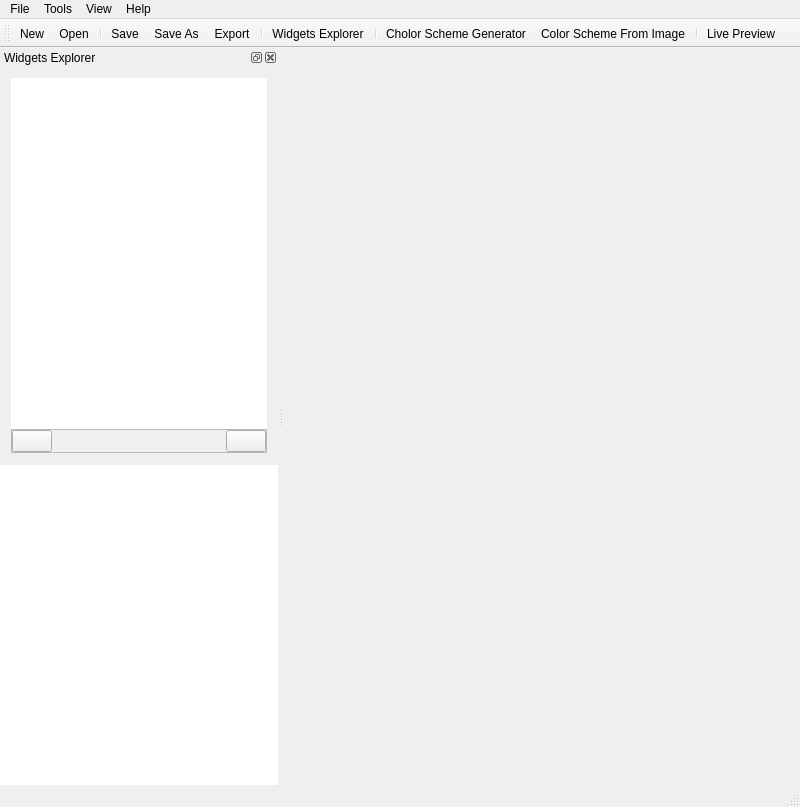
This is src/mainwindow.ui in George-Sithole/Qttitude as Qt 5 draws it before an edit. The edited form follows.
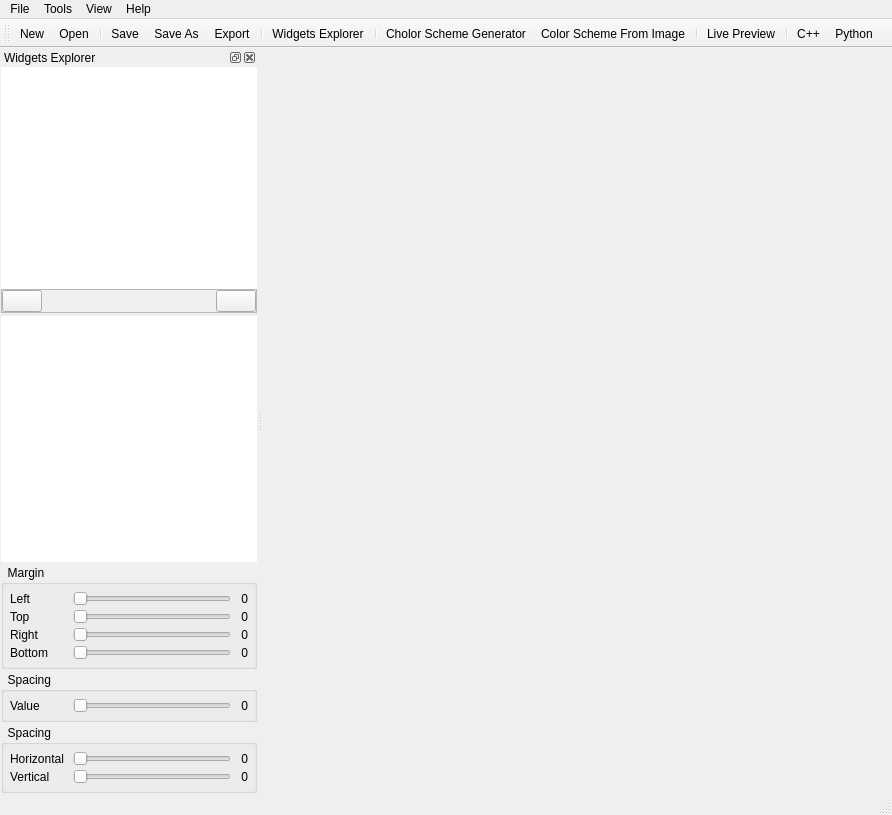
This is the edited form. Icons and pictures are not drawn.

The edit to the form file:
```diff
--- a/src/mainwindow.ui
+++ b/src/mainwindow.ui
@@ -6,8 +6,8 @@
    <rect>
     <x>0</x>
     <y>0</y>
-    <width>800</width>
-    <height>807</height>
+    <width>892</width>
+    <height>815</height>
    </rect>
   </property>
   <property name="windowTitle">
@@ -50,7 +50,7 @@
     <rect>
      <x>0</x>
      <y>0</y>
-     <width>800</width>
+     <width>892</width>
      <height>22</height>
     </rect>
    </property>
@@ -108,31 +108,242 @@
     <number>1</number>
    </attribute>
    <widget class="QWidget" name="dockWidgetContents">
-    <layout class="QGridLayout" name="gridLayout_4">
+    <layout class="QGridLayout" name="gridLayout_6">
      <property name="leftMargin">
-      <number>0</number>
-     </property>
-     <property name="topMargin">
-      <number>0</number>
-     </property>
-     <property name="rightMargin">
-      <number>0</number>
-     </property>
-     <property name="bottomMargin">
-      <number>0</number>
-     </property>
-     <property name="spacing">
-      <number>0</number>
-     </property>
-     <item row="0" column="0">
-      <widget class="QSplitter" name="splitter">
-       <property name="orientation">
-        <enum>Qt::Vertical</enum>
-       </property>
-       <property name="handleWidth">
         <number>1</number>
        </property>
-       <widget class="QWidget" name="layoutWidget">
+     <property name="topMargin">
+      <number>0</number>
+     </property>
+     <property name="rightMargin">
+      <number>0</number>
+     </property>
+     <property name="bottomMargin">
+      <number>0</number>
+     </property>
+     <property name="horizontalSpacing">
+      <number>0</number>
+     </property>
+     <property name="verticalSpacing">
+      <number>3</number>
+     </property>
+     <item row="4" column="0">
+      <widget class="QGroupBox" name="grpboxHVSpacing">
+       <property name="title">
+        <string>  Spacing</string>
+       </property>
+       <layout class="QGridLayout" name="gridLayout_4" rowstretch="0,0">
+        <property name="leftMargin">
+         <number>6</number>
+        </property>
+        <property name="topMargin">
+         <number>6</number>
+        </property>
+        <property name="rightMargin">
+         <number>6</number>
+        </property>
+        <property name="bottomMargin">
+         <number>6</number>
+        </property>
+        <property name="spacing">
+         <number>3</number>
+        </property>
+        <item row="0" column="0">
+         <widget class="QLabel" name="label_13">
+          <property name="minimumSize">
+           <size>
+            <width>60</width>
+            <height>0</height>
+           </size>
+          </property>
+          <property name="text">
+           <string>Horizontal</string>
+          </property>
+         </widget>
+        </item>
+        <item row="0" column="1">
+         <widget class="QSlider" name="sldr_spacing_horizontal">
+          <property name="orientation">
+           <enum>Qt::Horizontal</enum>
+          </property>
+         </widget>
+        </item>
+        <item row="0" column="2">
+         <widget class="QLabel" name="label_11">
+          <property name="minimumSize">
+           <size>
+            <width>14</width>
+            <height>0</height>
+           </size>
+          </property>
+          <property name="text">
+           <string>0</string>
+          </property>
+          <property name="alignment">
+           <set>Qt::AlignRight|Qt::AlignTrailing|Qt::AlignVCenter</set>
+          </property>
+         </widget>
+        </item>
+        <item row="1" column="0">
+         <widget class="QLabel" name="label_14">
+          <property name="text">
+           <string>Vertical</string>
+          </property>
+         </widget>
+        </item>
+        <item row="1" column="1">
+         <widget class="QSlider" name="sldr_spacing_vertical">
+          <property name="orientation">
+           <enum>Qt::Horizontal</enum>
+          </property>
+         </widget>
+        </item>
+        <item row="1" column="2">
+         <widget class="QLabel" name="label_12">
+          <property name="text">
+           <string>0</string>
+          </property>
+          <property name="alignment">
+           <set>Qt::AlignRight|Qt::AlignTrailing|Qt::AlignVCenter</set>
+          </property>
+         </widget>
+        </item>
+       </layout>
+      </widget>
+     </item>
+     <item row="2" column="0">
+      <widget class="QGroupBox" name="grpboxMargins">
+       <property name="title">
+        <string>  Margin</string>
+       </property>
+       <layout class="QGridLayout" name="gridLayout_5">
+        <property name="leftMargin">
+         <number>6</number>
+        </property>
+        <property name="topMargin">
+         <number>6</number>
+        </property>
+        <property name="rightMargin">
+         <number>6</number>
+        </property>
+        <property name="bottomMargin">
+         <number>6</number>
+        </property>
+        <property name="spacing">
+         <number>3</number>
+        </property>
+        <item row="0" column="0">
+         <widget class="QLabel" name="label">
+          <property name="minimumSize">
+           <size>
+            <width>60</width>
+            <height>0</height>
+           </size>
+          </property>
+          <property name="text">
+           <string>Left</string>
+          </property>
+         </widget>
+        </item>
+        <item row="0" column="1">
+         <widget class="QSlider" name="sldr_margin_left">
+          <property name="orientation">
+           <enum>Qt::Horizontal</enum>
+          </property>
+         </widget>
+        </item>
+        <item row="0" column="2">
+         <widget class="QLabel" name="label_2">
+          <property name="minimumSize">
+           <size>
+            <width>14</width>
+            <height>0</height>
+           </size>
+          </property>
+          <property name="text">
+           <string>0</string>
+          </property>
+          <property name="alignment">
+           <set>Qt::AlignRight|Qt::AlignTrailing|Qt::AlignVCenter</set>
+          </property>
+         </widget>
+        </item>
+        <item row="1" column="0">
+         <widget class="QLabel" name="label_3">
+          <property name="text">
+           <string>Top</string>
+          </property>
+         </widget>
+        </item>
+        <item row="1" column="1">
+         <widget class="QSlider" name="sldr_margin_top">
+          <property name="orientation">
+           <enum>Qt::Horizontal</enum>
+          </property>
+         </widget>
+        </item>
+        <item row="1" column="2">
+         <widget class="QLabel" name="label_4">
+          <property name="text">
+           <string>0</string>
+          </property>
+          <property name="alignment">
+           <set>Qt::AlignRight|Qt::AlignTrailing|Qt::AlignVCenter</set>
+          </property>
+         </widget>
+        </item>
+        <item row="2" column="0">
+         <widget class="QLabel" name="label_5">
+          <property name="text">
+           <string>Right</string>
+          </property>
+         </widget>
+        </item>
+        <item row="2" column="1">
+         <widget class="QSlider" name="sldr_margin_right">
+          <property name="orientation">
+           <enum>Qt::Horizontal</enum>
+          </property>
+         </widget>
+        </item>
+        <item row="2" column="2">
+         <widget class="QLabel" name="label_6">
+          <property name="text">
+           <string>0</string>
+          </property>
+          <property name="alignment">
+           <set>Qt::AlignRight|Qt::AlignTrailing|Qt::AlignVCenter</set>
+          </property>
+         </widget>
+        </item>
+        <item row="3" column="0">
+         <widget class="QLabel" name="label_7">
+          <property name="text">
+           <string>Bottom</string>
+          </property>
+         </widget>
+        </item>
+        <item row="3" column="1">
+         <widget class="QSlider" name="sldr_margin_bottom">
+          <property name="orientation">
+           <enum>Qt::Horizontal</enum>
+          </property>
+         </widget>
+        </item>
+        <item row="3" column="2">
+         <widget class="QLabel" name="label_8">
+          <property name="text">
+           <string>0</string>
+          </property>
+          <property name="alignment">
+           <set>Qt::AlignRight|Qt::AlignTrailing|Qt::AlignVCenter</set>
+          </property>
+         </widget>
+        </item>
+       </layout>
+      </widget>
+     </item>
+     <item row="0" column="0">
         <layout class="QGridLayout" name="gridLayout_3">
          <property name="spacing">
           <number>0</number>
@@ -207,7 +418,8 @@
           </widget>
          </item>
         </layout>
-       </widget>
+     </item>
+     <item row="1" column="0">
        <widget class="QTreeView" name="treeViewAppWidgets">
         <property name="frameShape">
          <enum>QFrame::NoFrame</enum>
@@ -219,6 +431,65 @@
          <number>20</number>
         </property>
        </widget>
+     </item>
+     <item row="3" column="0">
+      <widget class="QGroupBox" name="grpboxSpacing">
+       <property name="title">
+        <string>  Spacing</string>
+       </property>
+       <layout class="QGridLayout" name="gridLayout_7">
+        <property name="leftMargin">
+         <number>6</number>
+        </property>
+        <property name="topMargin">
+         <number>6</number>
+        </property>
+        <property name="rightMargin">
+         <number>6</number>
+        </property>
+        <property name="bottomMargin">
+         <number>6</number>
+        </property>
+        <property name="spacing">
+         <number>3</number>
+        </property>
+        <item row="0" column="0">
+         <widget class="QLabel" name="label_9">
+          <property name="minimumSize">
+           <size>
+            <width>60</width>
+            <height>0</height>
+           </size>
+          </property>
+          <property name="text">
+           <string>Value</string>
+          </property>
+         </widget>
+        </item>
+        <item row="0" column="1">
+         <widget class="QSlider" name="sldr_spacing">
+          <property name="orientation">
+           <enum>Qt::Horizontal</enum>
+          </property>
+         </widget>
+        </item>
+        <item row="0" column="2">
+         <widget class="QLabel" name="label_10">
+          <property name="minimumSize">
+           <size>
+            <width>14</width>
+            <height>0</height>
+           </size>
+          </property>
+          <property name="text">
+           <string>0</string>
+          </property>
+          <property name="alignment">
+           <set>Qt::AlignRight|Qt::AlignTrailing|Qt::AlignVCenter</set>
+          </property>
+         </widget>
+        </item>
+       </layout>
       </widget>
      </item>
     </layout>
@@ -253,6 +524,9 @@
    <addaction name="actionColor_Scheme_From_Image"/>
    <addaction name="separator"/>
    <addaction name="actionLive_Preview"/>
+   <addaction name="separator"/>
+   <addaction name="actionCpp"/>
+   <addaction name="actionPython"/>
   </widget>
   <action name="actionNew">
    <property name="icon">
@@ -396,6 +670,36 @@
     <string>Online</string>
    </property>
   </action>
+  <action name="actionCpp">
+   <property name="checkable">
+    <bool>true</bool>
+   </property>
+   <property name="icon">
+    <iconset resource="resources.qrc">
+     <normaloff>:/icons/cpp.svg</normaloff>:/icons/cpp.svg</iconset>
+   </property>
+   <property name="text">
+    <string>C++</string>
+   </property>
+   <property name="toolTip">
+    <string>Ouput C++ styling</string>
+   </property>
+  </action>
+  <action name="actionPython">
+   <property name="checkable">
+    <bool>true</bool>
+   </property>
+   <property name="icon">
+    <iconset resource="resources.qrc">
+     <normaloff>:/icons/python.svg</normaloff>:/icons/python.svg</iconset>
+   </property>
+   <property name="text">
+    <string>Python</string>
+   </property>
+   <property name="toolTip">
+    <string>Output Python styling</string>
+   </property>
+  </action>
  </widget>
  <layoutdefault spacing="6" margin="11"/>
  <resources>
```
Left out of the diff: 115 changed lines with no effect on the pictures. Lines whose indentation alone changed are shown as unchanged.
